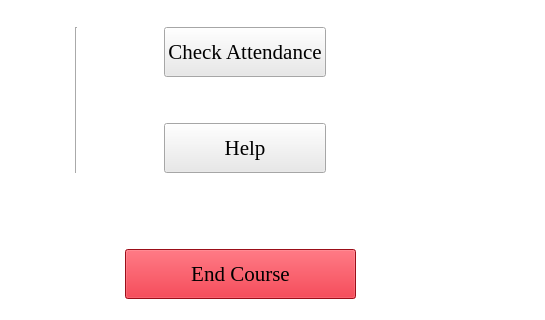
Before: the Qt Designer form UI/Answer_section.ui in Astraeus-Q/Clicker-for-ZJUI, drawn with Qt 5; both pictures show x 553 to 1098 and y 670 to 990 of the 1098 by 990 pixel window.
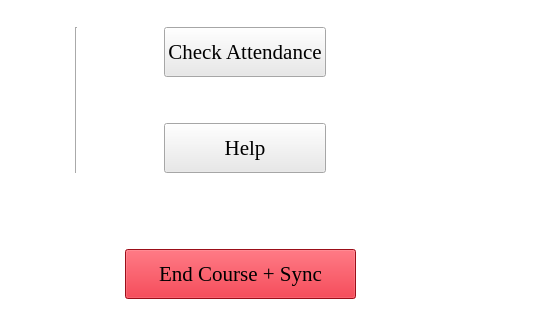
After: the same form once the commit is applied. Icons and pictures are not drawn.

```diff
--- a/UI/Answer_section.ui
+++ b/UI/Answer_section.ui
@@ -1253,7 +1253,7 @@
             <string notr="true">background-color:rgb(217, 19, 35)</string>
            </property>
            <property name="text">
-            <string>End Course</string>
+            <string>End Course + Sync</string>
            </property>
           </widget>
          </item>
```
